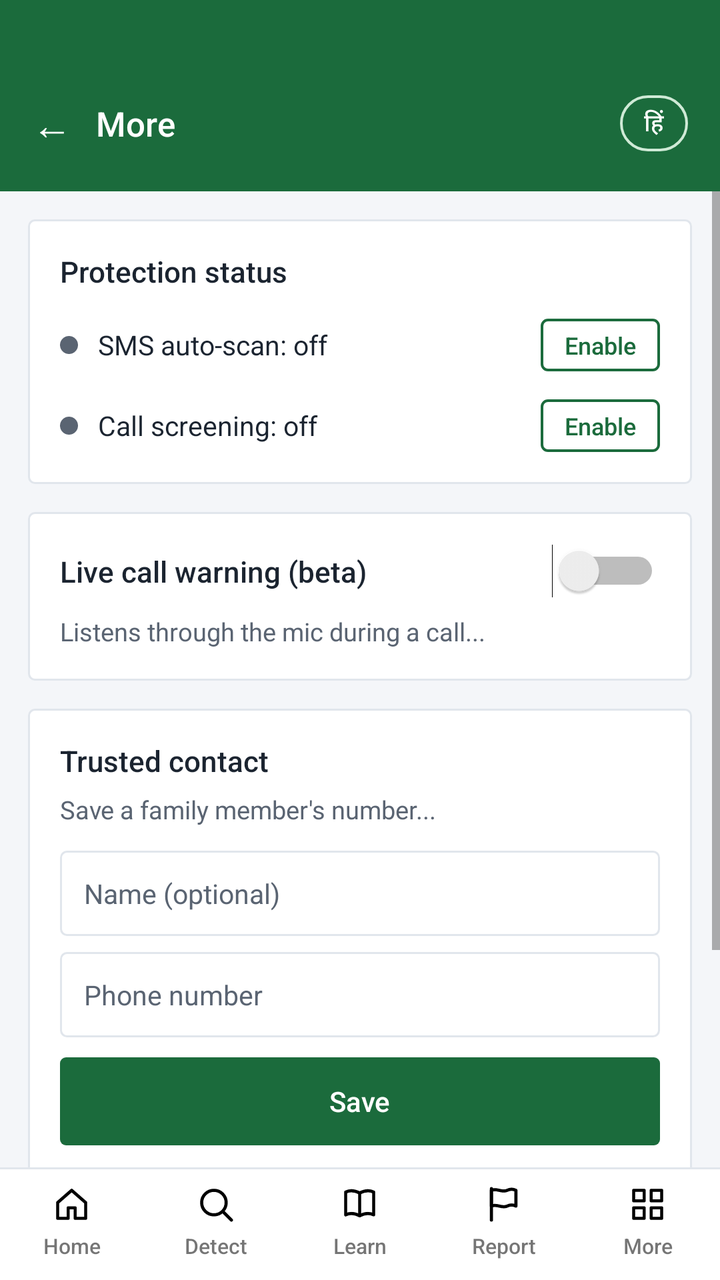
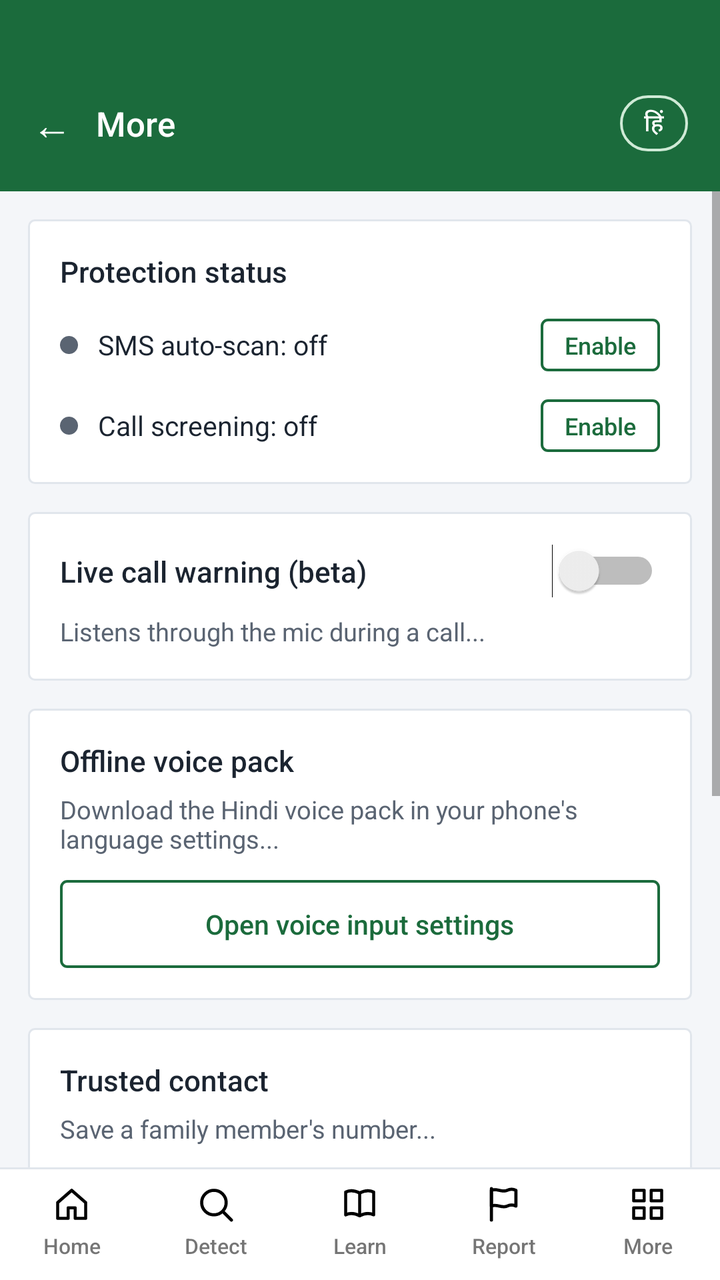

Before-and-after screenshots of an Android layout around one commit, followed by the original layout XML and the change that was made.
<!-- AndroidManifest.xml: application theme Theme.CyberSuraksha -->
<!-- res/layout/activity_more.xml -->
<?xml version="1.0" encoding="utf-8"?>
<LinearLayout xmlns:android="http://schemas.android.com/apk/res/android"
    android:layout_width="match_parent"
    android:layout_height="match_parent"
    android:orientation="vertical"
    android:background="@color/bg">

    <LinearLayout
        android:layout_width="match_parent"
        android:layout_height="wrap_content"
        android:background="@color/primary"
        android:orientation="horizontal"
        android:gravity="center_vertical"
        android:paddingHorizontal="16dp"
        android:paddingTop="44dp"
        android:paddingBottom="16dp">

        <TextView
            android:id="@+id/backBtn"
            android:layout_width="wrap_content"
            android:layout_height="wrap_content"
            android:text="←"
            android:textColor="@color/white"
            android:textSize="20sp"
            android:paddingEnd="12dp"
            android:paddingVertical="4dp" />

        <TextView
            android:id="@+id/titleText"
            android:layout_width="0dp"
            android:layout_height="wrap_content"
            android:layout_weight="1"
            android:text="More"
            android:textColor="@color/white"
            android:textSize="17sp"
            android:fontFamily="sans-serif-medium" />

        <TextView
            android:id="@+id/langBtn"
            android:layout_width="wrap_content"
            android:layout_height="wrap_content"
            android:background="@drawable/bg_pill_outline_white"
            android:paddingHorizontal="12dp"
            android:paddingVertical="5dp"
            android:text="हिं"
            android:textColor="@color/white"
            android:textSize="12sp"
            android:fontFamily="sans-serif-medium" />
    </LinearLayout>

    <ScrollView
        android:layout_width="match_parent"
        android:layout_height="0dp"
        android:layout_weight="1"
        android:fillViewport="true">

        <LinearLayout
            android:layout_width="match_parent"
            android:layout_height="wrap_content"
            android:orientation="vertical"
            android:padding="14dp">

            
            <LinearLayout
                android:layout_width="match_parent"
                android:layout_height="wrap_content"
                android:orientation="vertical"
                android:background="@drawable/bg_card_white_round"
                android:padding="16dp"
                android:layout_marginBottom="14dp">

                <TextView
                    android:id="@+id/statusTitle"
                    android:layout_width="match_parent"
                    android:layout_height="wrap_content"
                    android:text="Protection status"
                    android:textColor="@color/text_main"
                    android:fontFamily="sans-serif-medium"
                    android:textSize="14.5sp"
                    android:layout_marginBottom="14dp" />

                <LinearLayout
                    android:layout_width="match_parent"
                    android:layout_height="wrap_content"
                    android:orientation="horizontal"
                    android:gravity="center_vertical"
                    android:layout_marginBottom="14dp">

                    <View
                        android:id="@+id/smsDot"
                        android:layout_width="9dp"
                        android:layout_height="9dp"
                        android:background="@drawable/bg_dot" />

                    <TextView
                        android:id="@+id/smsStatusText"
                        android:layout_width="0dp"
                        android:layout_height="wrap_content"
                        android:layout_weight="1"
                        android:layout_marginStart="10dp"
                        android:text="SMS auto-scan: off"
                        android:textColor="@color/text_main"
                        android:textSize="13.5sp" />

                    <TextView
                        android:id="@+id/smsEnableBtn"
                        android:layout_width="wrap_content"
                        android:layout_height="wrap_content"
                        android:background="@drawable/bg_btn_outline_green"
                        android:paddingHorizontal="12dp"
                        android:paddingVertical="5dp"
                        android:text="Enable"
                        android:textColor="@color/primary"
                        android:textSize="12sp"
                        android:fontFamily="sans-serif-medium" />
                </LinearLayout>

                <LinearLayout
                    android:layout_width="match_parent"
                    android:layout_height="wrap_content"
                    android:orientation="horizontal"
                    android:gravity="center_vertical">

                    <View
                        android:id="@+id/callDot"
                        android:layout_width="9dp"
                        android:layout_height="9dp"
                        android:background="@drawable/bg_dot" />

                    <TextView
                        android:id="@+id/callStatusText"
                        android:layout_width="0dp"
                        android:layout_height="wrap_content"
                        android:layout_weight="1"
                        android:layout_marginStart="10dp"
                        android:text="Call screening: off"
                        android:textColor="@color/text_main"
                        android:textSize="13.5sp" />

                    <TextView
                        android:id="@+id/callEnableBtn"
                        android:layout_width="wrap_content"
                        android:layout_height="wrap_content"
                        android:background="@drawable/bg_btn_outline_green"
                        android:paddingHorizontal="12dp"
                        android:paddingVertical="5dp"
                        android:text="Enable"
                        android:textColor="@color/primary"
                        android:textSize="12sp"
                        android:fontFamily="sans-serif-medium" />
                </LinearLayout>
            </LinearLayout>

            
            <LinearLayout
                android:layout_width="match_parent"
                android:layout_height="wrap_content"
                android:orientation="vertical"
                android:background="@drawable/bg_card_white_round"
                android:padding="16dp"
                android:layout_marginBottom="14dp">

                <LinearLayout
                    android:layout_width="match_parent"
                    android:layout_height="wrap_content"
                    android:orientation="horizontal"
                    android:gravity="center_vertical">

                    <TextView
                        android:id="@+id/liveWarningTitle"
                        android:layout_width="0dp"
                        android:layout_height="wrap_content"
                        android:layout_weight="1"
                        android:text="Live call warning (beta)"
                        android:textColor="@color/text_main"
                        android:fontFamily="sans-serif-medium"
                        android:textSize="14.5sp" />

                    <Switch
                        android:id="@+id/liveWarningSwitch"
                        android:layout_width="wrap_content"
                        android:layout_height="wrap_content" />
                </LinearLayout>

                <TextView
                    android:id="@+id/liveWarningDesc"
                    android:layout_width="match_parent"
                    android:layout_height="wrap_content"
                    android:layout_marginTop="8dp"
                    android:text="Listens through the mic during a call..."
                    android:textColor="@color/text_muted"
                    android:textSize="12.5sp" />
            </LinearLayout>

            
            <LinearLayout
                android:layout_width="match_parent"
                android:layout_height="wrap_content"
                android:orientation="vertical"
                android:background="@drawable/bg_card_white_round"
                android:padding="16dp"
                android:layout_marginBottom="14dp">

                <TextView
                    android:id="@+id/trustedContactTitle"
                    android:layout_width="match_parent"
                    android:layout_height="wrap_content"
                    android:text="Trusted contact"
                    android:textColor="@color/text_main"
                    android:fontFamily="sans-serif-medium"
                    android:textSize="14.5sp"
                    android:layout_marginBottom="6dp" />

                <TextView
                    android:id="@+id/trustedContactDesc"
                    android:layout_width="match_parent"
                    android:layout_height="wrap_content"
                    android:text="Save a family member's number..."
                    android:textColor="@color/text_muted"
                    android:textSize="12.5sp"
                    android:layout_marginBottom="12dp" />

                <EditText
                    android:id="@+id/trustedContactNameInput"
                    android:layout_width="match_parent"
                    android:layout_height="wrap_content"
                    android:background="@drawable/bg_input_round"
                    android:padding="12dp"
                    android:hint="Name (optional)"
                    android:textColorHint="@color/text_muted"
                    android:inputType="textPersonName"
                    android:textSize="13.5sp"
                    android:textColor="@color/text_main"
                    android:layout_marginBottom="8dp" />

                <EditText
                    android:id="@+id/trustedContactNumberInput"
                    android:layout_width="match_parent"
                    android:layout_height="wrap_content"
                    android:background="@drawable/bg_input_round"
                    android:padding="12dp"
                    android:hint="Phone number"
                    android:textColorHint="@color/text_muted"
                    android:inputType="phone"
                    android:textSize="13.5sp"
                    android:textColor="@color/text_main"
                    android:layout_marginBottom="10dp" />

                <LinearLayout
                    android:id="@+id/trustedContactSaveBtn"
                    android:layout_width="match_parent"
                    android:layout_height="44dp"
                    android:orientation="horizontal"
                    android:gravity="center"
                    android:background="@drawable/bg_btn_primary_green"
                    android:clickable="true"
                    android:focusable="true">

                    <TextView
                        android:id="@+id/trustedContactSaveBtnText"
                        android:layout_width="wrap_content"
                        android:layout_height="wrap_content"
                        android:text="Save"
                        android:textColor="@color/white"
                        android:fontFamily="sans-serif-medium"
                        android:textSize="14sp" />
                </LinearLayout>
            </LinearLayout>

            
            <LinearLayout
                android:layout_width="match_parent"
                android:layout_height="wrap_content"
                android:orientation="vertical"
                android:background="@drawable/bg_card_white_round"
                android:padding="16dp"
                android:layout_marginBottom="14dp">

                <TextView
                    android:id="@+id/aboutTitleText"
                    android:layout_width="match_parent"
                    android:layout_height="wrap_content"
                    android:text="About this app"
                    android:textColor="@color/text_main"
                    android:fontFamily="sans-serif-medium"
                    android:textSize="14.5sp"
                    android:layout_marginBottom="8dp" />

                <TextView
                    android:id="@+id/aboutDescText"
                    android:layout_width="match_parent"
                    android:layout_height="wrap_content"
                    android:text="Cyber Suraksha is an offline, on-device scam detector."
                    android:textColor="@color/text_muted"
                    android:textSize="13sp" />
            </LinearLayout>

        </LinearLayout>
    </ScrollView>

    <include
        android:id="@+id/navBottom"
        layout="@layout/nav_bottom" />

</LinearLayout>
<!-- res/layout/nav_bottom.xml (included above) -->
<?xml version="1.0" encoding="utf-8"?>
<LinearLayout xmlns:android="http://schemas.android.com/apk/res/android"
    android:layout_width="match_parent"
    android:layout_height="wrap_content"
    android:background="@drawable/bg_nav_bar"
    android:orientation="horizontal"
    android:paddingTop="8dp"
    android:paddingBottom="10dp">

    <LinearLayout
        android:id="@+id/navHome"
        android:layout_width="0dp"
        android:layout_height="wrap_content"
        android:layout_weight="1"
        android:orientation="vertical"
        android:gravity="center"
        android:clickable="true"
        android:focusable="true">

        <ImageView
            android:layout_width="21dp"
            android:layout_height="21dp"
            android:src="@drawable/ic_home"
            android:contentDescription="@null" />

        <TextView
            android:layout_width="wrap_content"
            android:layout_height="wrap_content"
            android:layout_marginTop="3dp"
            android:text="Home"
            android:textSize="10.5sp"
            android:fontFamily="sans-serif-medium" />
    </LinearLayout>

    <LinearLayout
        android:id="@+id/navDetect"
        android:layout_width="0dp"
        android:layout_height="wrap_content"
        android:layout_weight="1"
        android:orientation="vertical"
        android:gravity="center"
        android:clickable="true"
        android:focusable="true">

        <ImageView
            android:layout_width="21dp"
            android:layout_height="21dp"
            android:src="@drawable/ic_search"
            android:contentDescription="@null" />

        <TextView
            android:layout_width="wrap_content"
            android:layout_height="wrap_content"
            android:layout_marginTop="3dp"
            android:text="Detect"
            android:textSize="10.5sp"
            android:fontFamily="sans-serif-medium" />
    </LinearLayout>

    <LinearLayout
        android:id="@+id/navLearn"
        android:layout_width="0dp"
        android:layout_height="wrap_content"
        android:layout_weight="1"
        android:orientation="vertical"
        android:gravity="center"
        android:clickable="true"
        android:focusable="true">

        <ImageView
            android:layout_width="21dp"
            android:layout_height="21dp"
            android:src="@drawable/ic_book"
            android:contentDescription="@null" />

        <TextView
            android:layout_width="wrap_content"
            android:layout_height="wrap_content"
            android:layout_marginTop="3dp"
            android:text="Learn"
            android:textSize="10.5sp"
            android:fontFamily="sans-serif-medium" />
    </LinearLayout>

    <LinearLayout
        android:id="@+id/navReport"
        android:layout_width="0dp"
        android:layout_height="wrap_content"
        android:layout_weight="1"
        android:orientation="vertical"
        android:gravity="center"
        android:clickable="true"
        android:focusable="true">

        <ImageView
            android:layout_width="21dp"
            android:layout_height="21dp"
            android:src="@drawable/ic_flag"
            android:contentDescription="@null" />

        <TextView
            android:layout_width="wrap_content"
            android:layout_height="wrap_content"
            android:layout_marginTop="3dp"
            android:text="Report"
            android:textSize="10.5sp"
            android:fontFamily="sans-serif-medium" />
    </LinearLayout>

    <LinearLayout
        android:id="@+id/navMore"
        android:layout_width="0dp"
        android:layout_height="wrap_content"
        android:layout_weight="1"
        android:orientation="vertical"
        android:gravity="center"
        android:clickable="true"
        android:focusable="true">

        <ImageView
            android:layout_width="21dp"
            android:layout_height="21dp"
            android:src="@drawable/ic_grid"
            android:contentDescription="@null" />

        <TextView
            android:layout_width="wrap_content"
            android:layout_height="wrap_content"
            android:layout_marginTop="3dp"
            android:text="More"
            android:textSize="10.5sp"
            android:fontFamily="sans-serif-medium" />
    </LinearLayout>

</LinearLayout>
<!-- resources referenced by this layout -->
<resources>
  <color name="bg">#F4F6F9</color>
  <color name="primary">#1B6B3C</color>
  <color name="text_main">#1B2430</color>
  <color name="text_muted">#5A6472</color>
  <color name="white">#FFFFFF</color>
  <!-- drawable bg_btn_outline_green (drawable) -->
  <?xml version="1.0" encoding="utf-8"?>
  <shape xmlns:android="http://schemas.android.com/apk/res/android" android:shape="rectangle">
      <solid android:color="@android:color/transparent" />
      <stroke android:width="1.4dp" android:color="@color/primary" />
      <corners android:radius="3dp" />
  </shape>
  <!-- drawable bg_btn_primary_green (drawable) -->
  <?xml version="1.0" encoding="utf-8"?>
  <shape xmlns:android="http://schemas.android.com/apk/res/android" android:shape="rectangle">
      <solid android:color="@color/primary" />
      <corners android:radius="3dp" />
  </shape>
  <!-- drawable bg_card_white_round (drawable) -->
  <?xml version="1.0" encoding="utf-8"?>
  <shape xmlns:android="http://schemas.android.com/apk/res/android" android:shape="rectangle">
      <solid android:color="@color/white" />
      <stroke android:width="1dp" android:color="@color/border" />
      <corners android:radius="3dp" />
  </shape>
  <!-- drawable bg_dot (drawable) -->
  <?xml version="1.0" encoding="utf-8"?>
  <shape xmlns:android="http://schemas.android.com/apk/res/android" android:shape="oval">
      <solid android:color="@color/text_muted" />
  </shape>
  <!-- drawable bg_input_round (drawable) -->
  <?xml version="1.0" encoding="utf-8"?>
  <shape xmlns:android="http://schemas.android.com/apk/res/android" android:shape="rectangle">
      <solid android:color="@color/white" />
      <stroke android:width="1dp" android:color="@color/border" />
      <corners android:radius="3dp" />
  </shape>
  <!-- drawable bg_nav_bar (drawable) -->
  <?xml version="1.0" encoding="utf-8"?>
  <layer-list xmlns:android="http://schemas.android.com/apk/res/android">
      <item android:height="1dp" android:gravity="top">
          <shape android:shape="rectangle">
              <solid android:color="@color/border" />
          </shape>
      </item>
      <item android:top="1dp">
          <shape android:shape="rectangle">
              <solid android:color="@color/white" />
          </shape>
      </item>
  </layer-list>
  <!-- drawable bg_pill_outline_white (drawable) -->
  <?xml version="1.0" encoding="utf-8"?>
  <shape xmlns:android="http://schemas.android.com/apk/res/android" android:shape="rectangle">
      <solid android:color="@android:color/transparent" />
      <stroke android:width="1.3dp" android:color="#CFEAD6" />
      <corners android:radius="16dp" />
  </shape>
  <!-- drawable ic_home (drawable) -->
  <?xml version="1.0" encoding="utf-8"?>
  <vector xmlns:android="http://schemas.android.com/apk/res/android"
      android:width="24dp" android:height="24dp" android:viewportWidth="24" android:viewportHeight="24">
      <path android:pathData="M4,11 L12,4 L20,11 V20 H14 V14 H10 V20 H4 Z"
          android:fillColor="#00000000" android:strokeColor="#000000"
          android:strokeWidth="1.8" android:strokeLineCap="round" android:strokeLineJoin="round" />
  </vector>
  <style name="Theme.CyberSuraksha" parent="Theme.MaterialComponents.DayNight.NoActionBar">
          <item name="colorPrimary">@color/primary</item>
          <item name="colorPrimaryDark">@color/primary_dark</item>
          <item name="colorAccent">@color/primary</item>
          <item name="android:windowBackground">@color/bg</item>
          <item name="android:statusBarColor">@color/primary</item>
      </style>
  <color name="border">#E1E6EC</color>
  <color name="primary_dark">#124A29</color>
  <!-- unchanged entries left out for length: 4 -->
</resources>

<!-- the commit's change to res/layout/activity_more.xml (unified diff, before → after) -->
@@ -190,6 +190,55 @@
                     android:text="Listens through the mic during a call..."
                     android:textColor="@color/text_muted"
                     android:textSize="12.5sp" />
+            </LinearLayout>
+
+            
+            <LinearLayout
+                android:layout_width="match_parent"
+                android:layout_height="wrap_content"
+                android:orientation="vertical"
+                android:background="@drawable/bg_card_white_round"
+                android:padding="16dp"
+                android:layout_marginBottom="14dp">
+
+                <TextView
+                    android:id="@+id/offlineVoiceTitle"
+                    android:layout_width="match_parent"
+                    android:layout_height="wrap_content"
+                    android:text="Offline voice pack"
+                    android:textColor="@color/text_main"
+                    android:fontFamily="sans-serif-medium"
+                    android:textSize="14.5sp"
+                    android:layout_marginBottom="6dp" />
+
+                <TextView
+                    android:id="@+id/offlineVoiceDesc"
+                    android:layout_width="match_parent"
+                    android:layout_height="wrap_content"
+                    android:text="Download the Hindi voice pack in your phone's language settings..."
+                    android:textColor="@color/text_muted"
+                    android:textSize="12.5sp"
+                    android:layout_marginBottom="12dp" />
+
+                <LinearLayout
+                    android:id="@+id/openVoiceSettingsBtn"
+                    android:layout_width="match_parent"
+                    android:layout_height="44dp"
+                    android:orientation="horizontal"
+                    android:gravity="center"
+                    android:background="@drawable/bg_btn_outline_green"
+                    android:clickable="true"
+                    android:focusable="true">
+
+                    <TextView
+                        android:id="@+id/openVoiceSettingsBtnText"
+                        android:layout_width="wrap_content"
+                        android:layout_height="wrap_content"
+                        android:text="Open voice input settings"
+                        android:textColor="@color/primary"
+                        android:fontFamily="sans-serif-medium"
+                        android:textSize="13.5sp" />
+                </LinearLayout>
             </LinearLayout>
 
             
